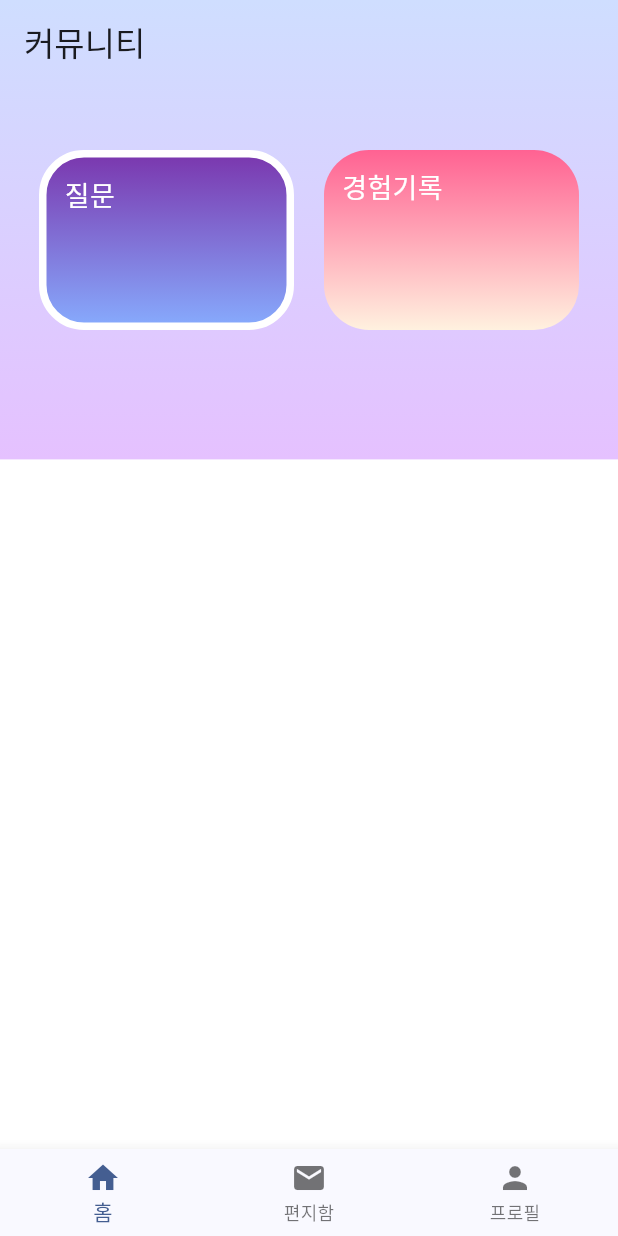
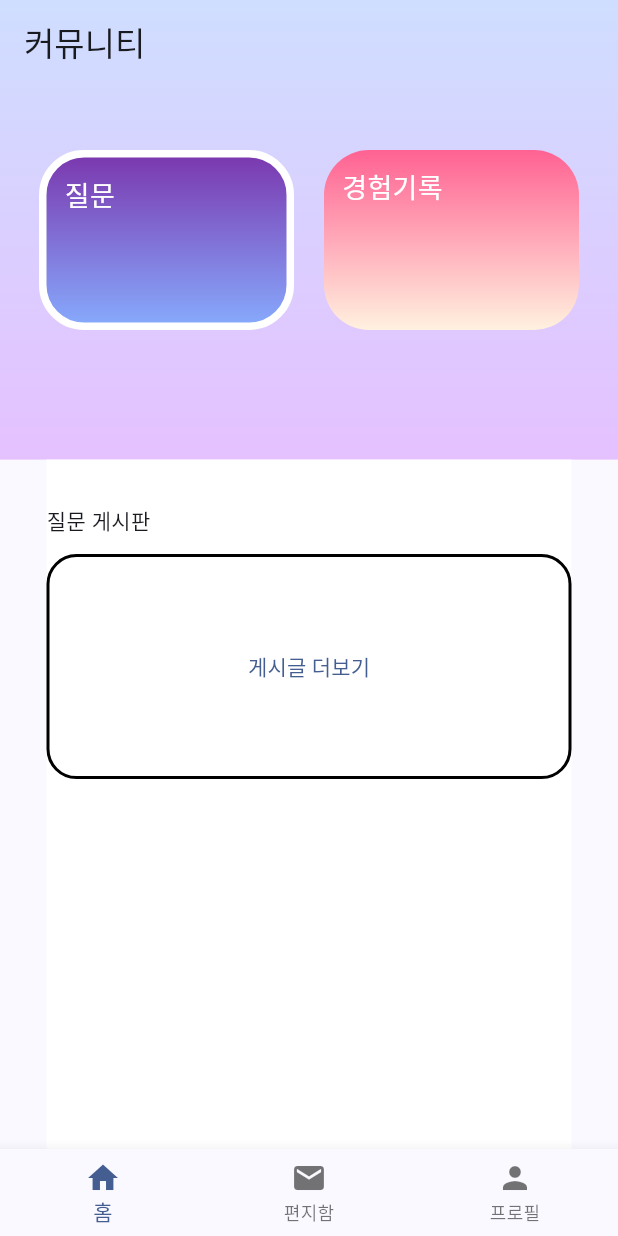
Before and after one commit to UniBond-jijijin/UniBond-flutter, a Flutter app: the screen it shows after launch, on a phone screen of 412 x 824 dp. Run offline on Flutter 3.47's test engine with Material 2 defaults, Android fonts, the phone set to English and light mode, and no system bars; our stand-ins replace get.

Commit message:
#20 Feat: 홈화면 페이지 라우팅
- 임시 로그인화면 연결
- pr 머지 이후 변경예정

```diff
--- a/unibond/lib/main.dart
+++ b/unibond/lib/main.dart
@@ -1,4 +1,5 @@
 import 'package:flutter/material.dart';
+import 'package:get/get.dart';
 import 'package:unibond/screens/home_screen.dart';
 
 void main() {
@@ -12,7 +13,7 @@ class MyApp extends StatelessWidget {
 
   @override
   Widget build(BuildContext context) {
-    return MaterialApp(
+    return GetMaterialApp(
       title: 'Flutter Demo',
       theme: ThemeData(
         colorScheme: ColorScheme.fromSeed(seedColor: Colors.blueAccent),
--- a/unibond/lib/screens/home_screen.dart
+++ b/unibond/lib/screens/home_screen.dart
@@ -1,5 +1,7 @@
 import 'package:flutter/material.dart';
+import 'package:get/get.dart';
 import 'package:unibond/screens/letter/letter_box_screen.dart';
+import 'package:unibond/screens/user/login_screen.dart';
 import 'package:unibond/screens/user/profile_screen.dart';
 import 'package:unibond/widgets/navigator.dart';
 
@@ -105,6 +107,31 @@ class HomeScreen extends StatelessWidget {
             flex: 6,
             child: Container(
               color: Colors.white,
+              child: Column(
+                crossAxisAlignment: CrossAxisAlignment.start,
+                children: [
+                  const SizedBox(height: 30),
+                  const Text("질문 게시판"),
+                  const SizedBox(height: 12),
+                  Container(
+                    height: 150,
+                    width: 350,
+                    decoration: BoxDecoration(
+                      border: Border.all(
+                        width: 2,
+                        color: Colors.black,
+                      ),
+                      borderRadius: BorderRadius.circular(20),
+                    ),
+                    child: TextButton(
+                      onPressed: () {
+                        Get.to(() => const LoginScreen());
+                      },
+                      child: const Text("게시글 더보기"),
+                    ),
+                  )
+                ],
+              ),
             ),
           ),
         ],
--- a/unibond/pubspec.yaml
+++ b/unibond/pubspec.yaml
@@ -34,6 +34,7 @@ dependencies:
   # The following adds the Cupertino Icons font to your application.
   # Use with the CupertinoIcons class for iOS style icons.
   cupertino_icons: ^1.0.2
+  get: ^4.6.5
 
 dev_dependencies:
   flutter_test:
```
Also changed, not shown: unibond/pubspec.lock.
